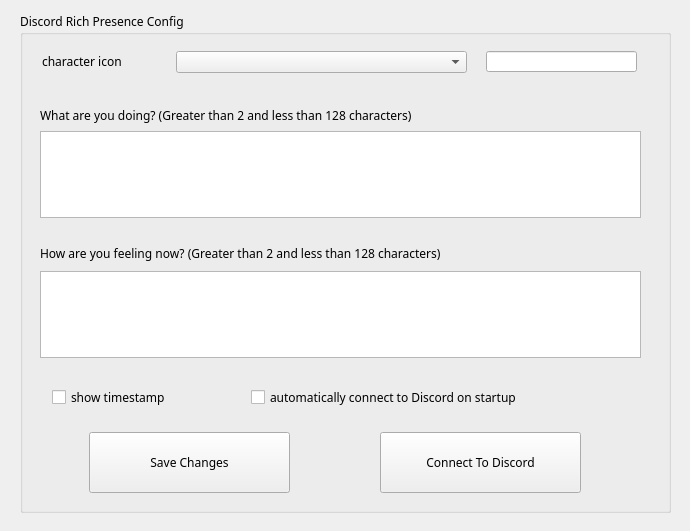
First picture: the form in gui/qtui/ui_rpc.ui, repository chinosk6/Trainers-Legend-G-External-Plugin, before the edit.
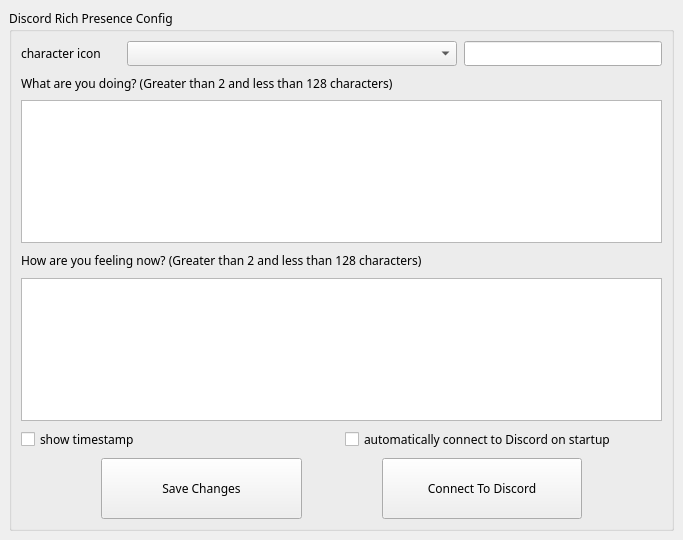
Second picture: the form after the edit.

What changed in the file:
```diff
--- a/gui/qtui/ui_rpc.ui
+++ b/gui/qtui/ui_rpc.ui
@@ -6,8 +6,8 @@
    <rect>
     <x>0</x>
     <y>0</y>
-    <width>690</width>
-    <height>531</height>
+    <width>683</width>
+    <height>540</height>
    </rect>
   </property>
   <property name="font">
@@ -19,150 +19,114 @@
    <string>umamusume RPC</string>
   </property>
   <widget class="QWidget" name="centralwidget">
+   <layout class="QVBoxLayout" name="verticalLayout">
+    <item>
    <widget class="QGroupBox" name="groupBox">
-    <property name="geometry">
-     <rect>
-      <x>20</x>
-      <y>12</y>
-      <width>651</width>
-      <height>501</height>
-     </rect>
-    </property>
     <property name="title">
      <string>Discord Rich Presence Config</string>
     </property>
-    <widget class="QComboBox" name="comboBox_char_icon">
-     <property name="geometry">
-      <rect>
-       <x>156</x>
-       <y>39</y>
-       <width>291</width>
-       <height>22</height>
-      </rect>
-     </property>
-    </widget>
+      <layout class="QVBoxLayout" name="verticalLayout_2" stretch="1,1,7,1,7,2,3">
+       <property name="spacing">
+        <number>7</number>
+       </property>
+       <item>
+        <layout class="QHBoxLayout" name="horizontalLayout" stretch="3,10,6">
+         <item>
     <widget class="QLabel" name="label">
-     <property name="geometry">
-      <rect>
-       <x>22</x>
-       <y>41</y>
-       <width>151</width>
-       <height>16</height>
-      </rect>
-     </property>
      <property name="text">
       <string>character icon</string>
      </property>
     </widget>
-    <widget class="QLineEdit" name="lineEdit_char_icon">
-     <property name="geometry">
-      <rect>
-       <x>466</x>
-       <y>39</y>
-       <width>151</width>
-       <height>21</height>
-      </rect>
-     </property>
-    </widget>
+         </item>
+         <item>
+          <widget class="QComboBox" name="comboBox_char_icon"/>
+         </item>
+         <item>
+          <widget class="QLineEdit" name="lineEdit_char_icon"/>
+         </item>
+        </layout>
+       </item>
+       <item>
     <widget class="QLabel" name="label_2">
-     <property name="geometry">
-      <rect>
-       <x>20</x>
-       <y>93</y>
-       <width>591</width>
-       <height>21</height>
-      </rect>
-     </property>
      <property name="text">
       <string>What are you doing? (Greater than 2 and less than 128 characters)</string>
      </property>
     </widget>
-    <widget class="QTextEdit" name="textEdit_text_1">
-     <property name="geometry">
-      <rect>
-       <x>20</x>
-       <y>119</y>
-       <width>601</width>
-       <height>87</height>
-      </rect>
-     </property>
-    </widget>
-    <widget class="QTextEdit" name="textEdit_text_2">
-     <property name="geometry">
-      <rect>
-       <x>20</x>
-       <y>259</y>
-       <width>601</width>
-       <height>87</height>
-      </rect>
-     </property>
-    </widget>
+       </item>
+       <item>
+        <widget class="QTextEdit" name="textEdit_text_1"/>
+       </item>
+       <item>
     <widget class="QLabel" name="label_3">
-     <property name="geometry">
-      <rect>
-       <x>20</x>
-       <y>233</y>
-       <width>601</width>
-       <height>16</height>
-      </rect>
-     </property>
      <property name="text">
       <string>How are you feeling now? (Greater than 2 and less than 128 characters)</string>
      </property>
     </widget>
+       </item>
+       <item>
+        <widget class="QTextEdit" name="textEdit_text_2"/>
+       </item>
+       <item>
+        <layout class="QHBoxLayout" name="horizontalLayout_2">
+         <item>
     <widget class="QCheckBox" name="checkBox_show_timestamp">
-     <property name="geometry">
-      <rect>
-       <x>32</x>
-       <y>375</y>
-       <width>171</width>
-       <height>21</height>
-      </rect>
-     </property>
      <property name="text">
       <string>show timestamp</string>
      </property>
     </widget>
-    <widget class="QPushButton" name="pushButton_connect">
-     <property name="geometry">
-      <rect>
-       <x>360</x>
-       <y>420</y>
-       <width>201</width>
-       <height>61</height>
-      </rect>
-     </property>
-     <property name="text">
-      <string>Connect To Discord</string>
-     </property>
-    </widget>
-    <widget class="QPushButton" name="pushButton_save_changes">
-     <property name="geometry">
-      <rect>
-       <x>69</x>
-       <y>420</y>
-       <width>201</width>
-       <height>61</height>
-      </rect>
-     </property>
-     <property name="text">
-      <string>Save Changes</string>
-     </property>
-    </widget>
+         </item>
+         <item>
     <widget class="QCheckBox" name="checkBox_auto_conn">
-     <property name="geometry">
-      <rect>
-       <x>231</x>
-       <y>375</y>
-       <width>401</width>
-       <height>21</height>
-      </rect>
-     </property>
      <property name="text">
       <string>automatically connect to Discord on startup</string>
      </property>
     </widget>
-   </widget>
+         </item>
+        </layout>
+       </item>
+       <item>
+        <layout class="QHBoxLayout" name="horizontalLayout_3">
+         <property name="spacing">
+          <number>80</number>
+         </property>
+         <property name="leftMargin">
+          <number>80</number>
+         </property>
+         <property name="rightMargin">
+          <number>80</number>
+         </property>
+         <item>
+          <widget class="QPushButton" name="pushButton_save_changes">
+           <property name="maximumSize">
+            <size>
+             <width>16777215</width>
+             <height>10000</height>
+            </size>
+           </property>
+           <property name="text">
+            <string>Save Changes</string>
+           </property>
+          </widget>
+         </item>
+         <item>
+          <widget class="QPushButton" name="pushButton_connect">
+           <property name="maximumSize">
+            <size>
+             <width>16777215</width>
+             <height>10000</height>
+            </size>
+           </property>
+           <property name="text">
+            <string>Connect To Discord</string>
+           </property>
+          </widget>
+         </item>
+        </layout>
+       </item>
+      </layout>
+     </widget>
+    </item>
+   </layout>
   </widget>
  </widget>
  <resources/>
```
Lines whose indentation alone changed are shown as unchanged.
